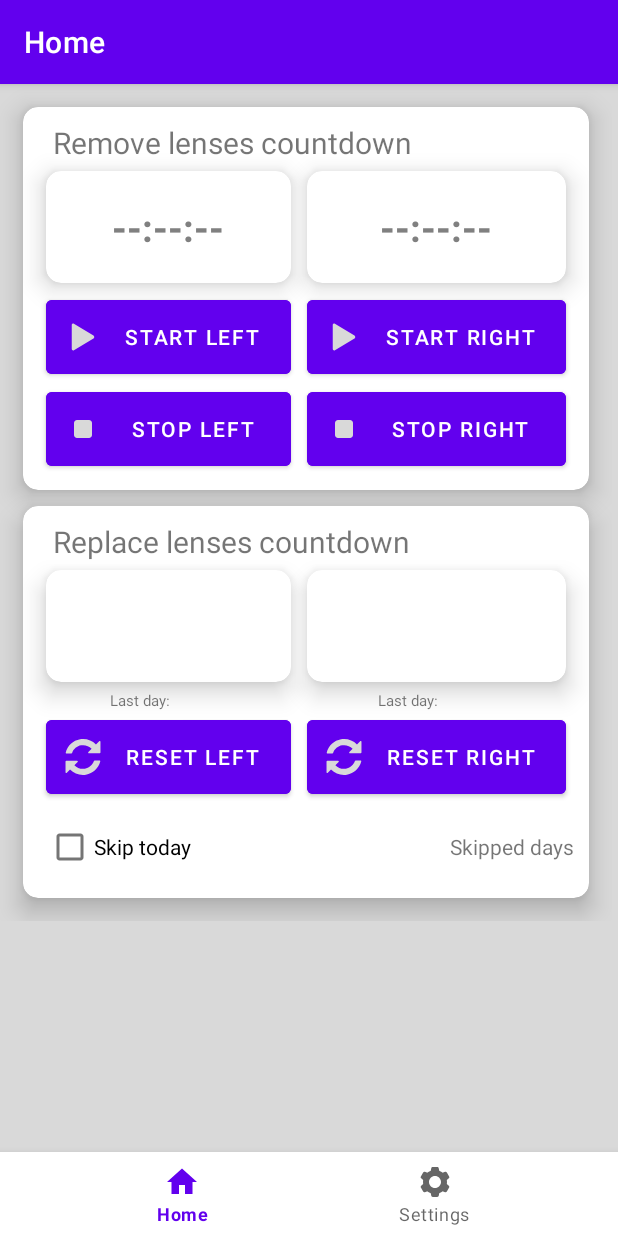
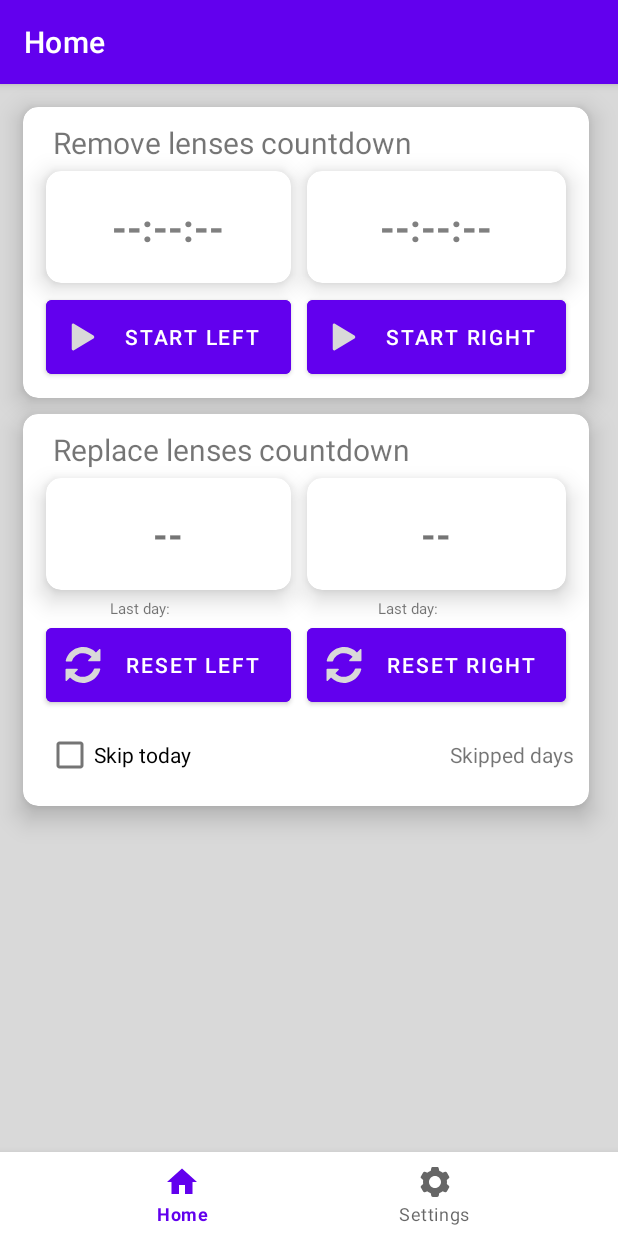
Before and after one commit to ketrab2004-Android/ContactLenses, an Android app: the screen it shows after launch (MainActivity), on a phone screen of 412 x 824 dp. Run offline under Robolectric (Android 15) with nearby library versions, the phone set to English and light mode, and no system bars; our stand-ins replace navigation-ui.

Commit message:
Added extra clip Children and ToPadding to false Added default empty text to counters Removed stop buttons Switched play buttons to toggle buttons

```diff
--- a/app/src/main/res/layout/fragment_home.xml
+++ b/app/src/main/res/layout/fragment_home.xml
@@ -1,5 +1,6 @@
 <?xml version="1.0" encoding="utf-8"?>
 <androidx.constraintlayout.widget.ConstraintLayout xmlns:android="http://schemas.android.com/apk/res/android"
+    android:id="@+id/homeFragment"
     xmlns:app="http://schemas.android.com/apk/res-auto"
     xmlns:tools="http://schemas.android.com/tools"
     android:layout_width="match_parent"
@@ -10,7 +11,9 @@
         android:layout_width="match_parent"
         android:layout_height="match_parent"
         android:scrollbarStyle="insideInset"
-        android:background="?attr/backgroundColor" >
+        android:background="?attr/backgroundColor"
+        android:clipChildren="false"
+        android:clipToPadding="false" >
 
         <LinearLayout
             android:layout_width="match_parent"
@@ -89,11 +92,12 @@
                                     android:layout_height="match_parent"
 
                                     android:gravity="center"
+                                    android:text="@string/home_countdown_day_empty"
+
                                     android:textAlignment="center"
+                                    android:textSize="@dimen/countdown_text_size"
 
-                                    android:textSize="@dimen/countdown_text_size"
                                     android:textStyle="bold"
-
                                     app:layout_constraintDimensionRatio="1:1"
                                     tools:text="@tools:sample/date/hhmmss" />
                             </androidx.cardview.widget.CardView>
@@ -118,11 +122,12 @@
                                     android:layout_height="match_parent"
 
                                     android:gravity="center"
+                                    android:text="@string/home_countdown_day_empty"
+
                                     android:textAlignment="center"
+                                    android:textSize="@dimen/countdown_text_size"
 
-                                    android:textSize="@dimen/countdown_text_size"
                                     android:textStyle="bold"
-
                                     app:layout_constraintDimensionRatio="1:1"
                                     tools:text="@tools:sample/date/hhmmss" />
                             </androidx.cardview.widget.CardView>
@@ -135,7 +140,7 @@
                             android:layout_height="wrap_content">
 
                             <Button
-                                android:id="@+id/buttonDayLeftReset"
+                                android:id="@+id/buttonDayLeftToggle"
                                 android:layout_width="wrap_content"
                                 android:layout_height="wrap_content"
                                 android:layout_marginHorizontal="@dimen/countdown_margin"
@@ -147,11 +152,11 @@
 
                                 android:drawableLeft="@drawable/ic_home_play_24dp"
                                 android:text="@string/home_reset_left"
-                                android:onClick="startLeft"/>
+                                android:onClick="toggleLeft"/>
 
 
                             <Button
-                                android:id="@+id/buttonDayRightReset"
+                                android:id="@+id/buttonDayRightToggle"
                                 android:layout_width="wrap_content"
                                 android:layout_height="wrap_content"
                                 android:layout_marginHorizontal="@dimen/countdown_margin"
@@ -163,43 +168,7 @@
 
                                 android:drawableLeft="@drawable/ic_home_play_24dp"
                                 android:text="@string/home_reset_right"
-                                android:onClick="startRight"/>
-                        </TableRow>
-
-                        <TableRow
-                            android:id="@+id/TableDayButtonsStop"
-                            android:layout_width="match_parent"
-                            android:layout_height="match_parent">
-
-                            <Button
-                                android:id="@+id/buttonDayLeftStop"
-                                android:layout_width="wrap_content"
-                                android:layout_height="wrap_content"
-                                android:layout_marginHorizontal="@dimen/countdown_margin"
-                                android:layout_marginVertical="0dp"
-                                android:padding="@dimen/button_padding"
-                                android:layout_weight="1"
-
-                                android:backgroundTint="?attr/buttonBarNeutralButtonStyle"
-
-                                android:drawableLeft="@drawable/ic_home_stop_24dp"
-                                android:text="@string/home_stop_left"
-                                android:onClick="stopLeft"/>
-
-                            <Button
-                                android:id="@+id/buttonDayRightStop"
-                                android:layout_width="wrap_content"
-                                android:layout_height="wrap_content"
-                                android:layout_marginHorizontal="@dimen/countdown_margin"
-                                android:layout_marginVertical="0dp"
-                                android:padding="@dimen/button_padding"
-                                android:layout_weight="1"
-
-                                android:backgroundTint="?attr/buttonBarNeutralButtonStyle"
-
-                                android:drawableLeft="@drawable/ic_home_stop_24dp"
-                                android:text="@string/home_stop_right"
-                                android:onClick="stopRight"/>
+                                android:onClick="toggleRight"/>
                         </TableRow>
 
                     </TableLayout>
@@ -273,11 +242,12 @@
                                     android:layout_height="match_parent"
 
                                     android:gravity="center"
+                                    android:text="@string/home_countdown_full_empty"
+
                                     android:textAlignment="center"
+                                    android:textSize="@dimen/countdown_text_size"
 
-                                    android:textSize="@dimen/countdown_text_size"
                                     android:textStyle="bold"
-
                                     app:layout_constraintDimensionRatio="1:1"
                                     tools:text="@sample/numbers.json/numbers/numbers_0.30/number" />
                             </androidx.cardview.widget.CardView>
@@ -302,11 +272,12 @@
                                     android:layout_height="match_parent"
 
                                     android:gravity="center"
+                                    android:text="@string/home_countdown_full_empty"
+
                                     android:textAlignment="center"
+                                    android:textSize="@dimen/countdown_text_size"
 
-                                    android:textSize="@dimen/countdown_text_size"
                                     android:textStyle="bold"
-
                                     app:layout_constraintDimensionRatio="1:1"
                                     tools:text="@sample/numbers.json/numbers/numbers_0.30/number" />
                             </androidx.cardview.widget.CardView>
```
